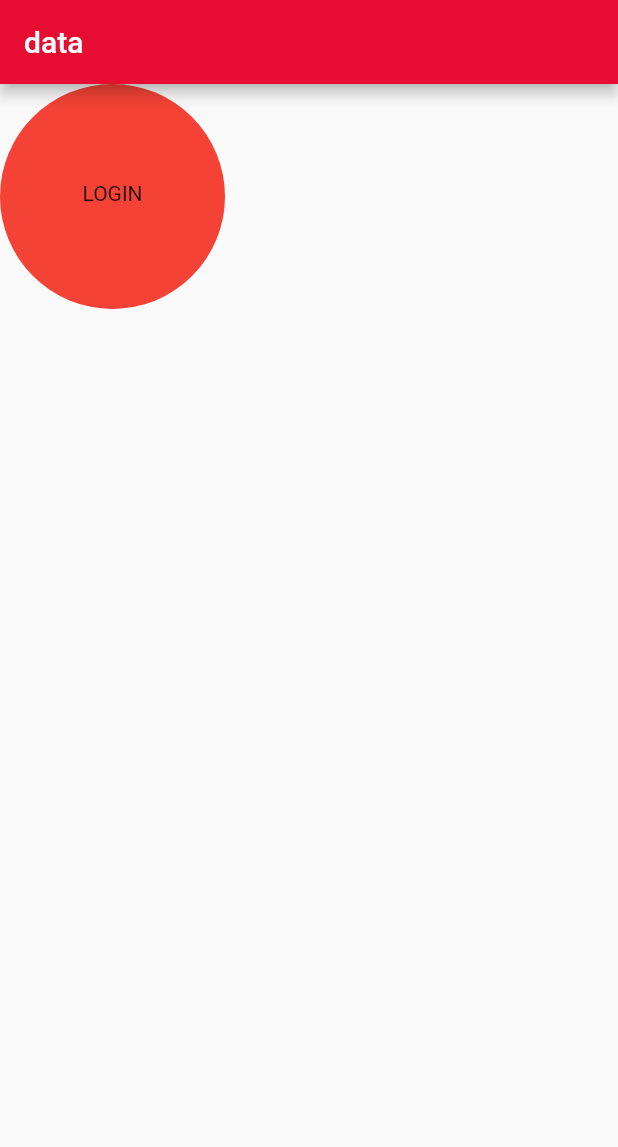
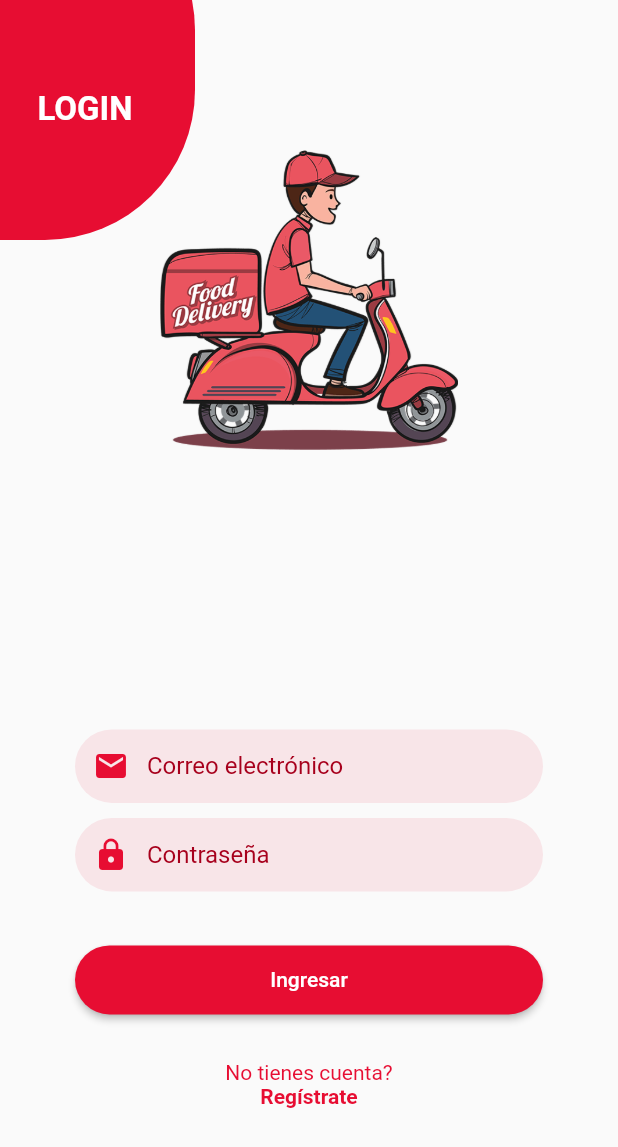
Before and after one commit to EdgarAldair/deliveryfluttter-app, a Flutter app: the screen it shows after launch, on a phone screen of 412 x 824 dp. Shown: the top 1147 px of the screen. Run offline on Flutter 3.47's test engine with Material 2 defaults, Android fonts, the phone set to English and light mode, and no system bars.

Commit message:
Login diseño

```diff
--- a/lib/src/login/login_page.dart
+++ b/lib/src/login/login_page.dart
@@ -1,4 +1,7 @@
+// ignore_for_file: prefer_const_constructors
+
 import 'package:flutter/material.dart';
+import 'package:flutter_delivery/src/utils/my_colors.dart';
 
 class LoginPage extends StatefulWidget {
   const LoginPage({Key? key}) : super(key: key);
@@ -11,24 +14,131 @@ class _LoginPageState extends State<LoginPage> {
   @override
   Widget build(BuildContext context) {
     return Scaffold(
-      appBar: AppBar(
-        title: Text('data'),
-      ),
-      body: Stack(
-        children: [
-          Container(
-            width: 150,
-            height: 150,
-            decoration: BoxDecoration(
-                borderRadius: BorderRadius.all(Radius.circular(100)),
-                color: Colors.red),
-          ),
-          Container(
-            margin: EdgeInsets.only(left: 55, top: 65),
-            child: Text('LOGIN'),
-          )
-        ],
+      body: SizedBox(
+        width: double.infinity,
+        child: Stack(
+          children: [
+            Positioned(top: -80, left: -100, child: _circleLogin()),
+            Positioned(top: 60, left: 25, child: _textLogin()),
+            Column(
+              crossAxisAlignment: CrossAxisAlignment.center,
+              children: [
+                _imageBanner(),
+                _textfieldEmail(),
+                _textfieldPassword(),
+                _botonRegistrar(),
+                _textRegistrar(),
+              ],
+            ),
+          ],
+        ),
       ),
     );
   }
+
+  Widget _textLogin() {
+    return Text(
+      'LOGIN',
+      style: TextStyle(
+          color: Colors.white, fontSize: 22, fontWeight: FontWeight.bold),
+    );
+  }
+
+  Widget _textRegistrar() {
+    return Column(
+      mainAxisAlignment: MainAxisAlignment.center,
+      children: [
+        Text(
+          'No tienes cuenta?',
+          style: TextStyle(color: MyColors.primaryColor),
+        ),
+        SizedBox(
+          width: 7,
+        ),
+        Text(
+          'Regístrate',
+          style: TextStyle(
+              fontWeight: FontWeight.bold, color: MyColors.primaryColor),
+        )
+      ],
+    );
+  }
+
+  Widget _botonRegistrar() {
+    return Container(
+      width: double.infinity,
+      margin: EdgeInsets.symmetric(horizontal: 50, vertical: 30),
+      child: ElevatedButton(
+          onPressed: () {},
+          style: ElevatedButton.styleFrom(
+              shape: RoundedRectangleBorder(
+                  borderRadius: BorderRadius.circular(30)),
+              padding: EdgeInsets.symmetric(vertical: 15)),
+          child: Text('Ingresar')),
+    );
+  }
+
+  Widget _textfieldPassword() {
+    return Container(
+      decoration: BoxDecoration(
+          color: MyColors.primaryOpacityColor,
+          borderRadius: BorderRadius.circular(30)),
+      // ignore: prefer_const_constructors
+      margin: EdgeInsets.symmetric(horizontal: 50, vertical: 5),
+      child: TextField(
+        decoration: InputDecoration(
+            hintText: 'Contraseña',
+            border: InputBorder.none,
+            contentPadding: EdgeInsets.all(15),
+            hintStyle: TextStyle(color: MyColors.primaryColorDark),
+            prefixIcon: Icon(
+              Icons.lock,
+              color: MyColors.primaryColor,
+            )),
+      ),
+    );
+  }
+
+  Widget _textfieldEmail() {
+    return Container(
+      decoration: BoxDecoration(
+          color: MyColors.primaryOpacityColor,
+          borderRadius: BorderRadius.circular(30)),
+      // ignore: prefer_const_constructors
+      margin: EdgeInsets.symmetric(horizontal: 50, vertical: 5),
+      child: TextField(
+        decoration: InputDecoration(
+            hintText: 'Correo electrónico',
+            border: InputBorder.none,
+            contentPadding: EdgeInsets.all(15),
+            hintStyle: TextStyle(color: MyColors.primaryColorDark),
+            prefixIcon: Icon(
+              Icons.email,
+              color: MyColors.primaryColor,
+            )),
+      ),
+    );
+  }
+
+  Widget _imageBanner() {
+    return Container(
+      margin: EdgeInsets.only(
+          top: 100, bottom: MediaQuery.of(context).size.height * 0.22),
+      child: Image.asset(
+        'assets/img/delivery.png',
+        width: 200,
+        height: 200,
+      ),
+    );
+  }
+
+  Widget _circleLogin() {
+    return Container(
+      height: 240,
+      width: 230,
+      decoration: BoxDecoration(
+          borderRadius: BorderRadius.circular(100),
+          color: MyColors.primaryColor),
+    );
+  }
 }
--- a/lib/src/utils/my_colors.dart
+++ b/lib/src/utils/my_colors.dart
@@ -2,5 +2,7 @@ import 'package:flutter/cupertino.dart';
 import 'package:flutter/material.dart';
 
 class MyColors {
-  static Color primaryColor = const Color(0xFFE70D32);
+  static Color primaryColor = Color(0xFFE70D32);
+  static Color primaryColorDark = Color(0xFFA7001C);
+  static Color primaryOpacityColor = Color.fromRGBO(231, 13, 50, .09);
 }
--- a/pubspec.yaml
+++ b/pubspec.yaml
@@ -58,8 +58,8 @@ flutter:
   uses-material-design: true
 
   # To add assets to your application, add an assets section, like this:
-  # assets:
-  #   - images/a_dot_burr.jpeg
+  assets:
+  - assets/img/
   #   - images/a_dot_ham.jpeg
 
   # An image asset can refer to one or more resolution-specific "variants", see
```
